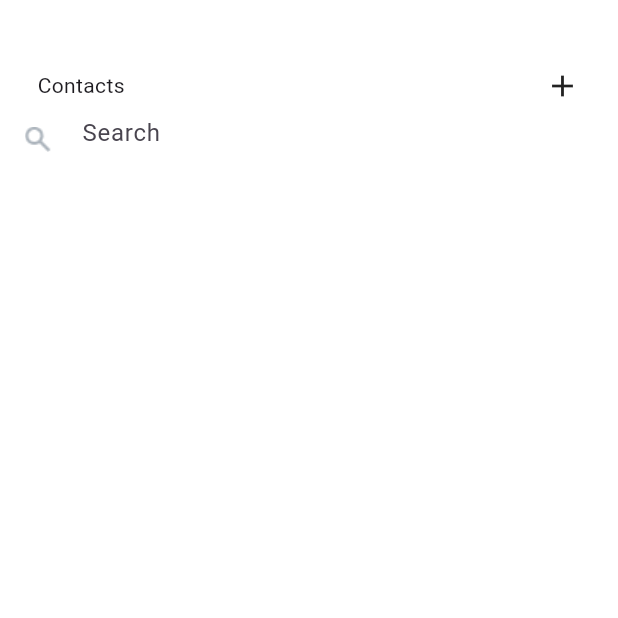
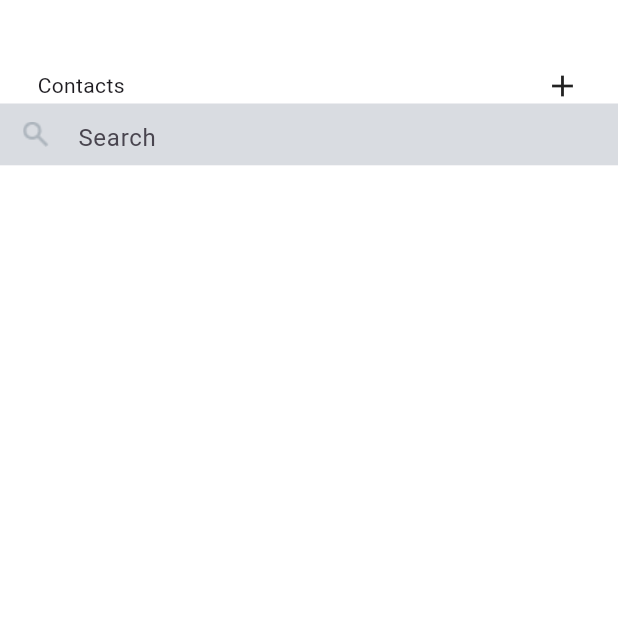
Before and after one commit to diilshadkt/chateo, a Flutter app: the contacts screen opened directly, on a phone screen of 412 x 824 dp, the top half of it. Run offline on Flutter 3.47's test engine with Material 3 defaults, Android fonts, the phone set to English and light mode, and no system bars; our stand-ins replace firebase_auth, firebase_core, flutter_hooks, flutter_riverpod, go_router, hooks_riverpod and 1 more; accounts and stored records are empty; generated files the repository leaves out were written again.

Commit message:
text field addedin sign up page

```diff
--- a/lib/core/widgets/textfield_widget.dart
+++ b/lib/core/widgets/textfield_widget.dart
@@ -1,17 +1,28 @@
+import 'package:chateo/core/themes/app_theme.dart';
 import 'package:flutter/material.dart';
 
 class TextfieldWidget extends StatelessWidget {
   final String? label;
   final Widget? icon;
-  const TextfieldWidget({super.key, this.label, this.icon,});
+  final String? hintText;
+  const TextfieldWidget({
+    super.key,
+    this.label,
+    this.icon,
+    this.hintText,
+  });
 
   @override
   Widget build(BuildContext context) {
-    return  TextField(
-      decoration: InputDecoration(
-          border: InputBorder.none,
-          hintText: label,
-          prefixIcon: icon),
+    final colors = AppTheme.of(context).colors;
+    final typography = AppTheme.of(context).typography;
+    return Container(
+      height: MediaQuery.sizeOf(context).height / 20,
+      color: colors.textInverse,
+      child: TextField(
+        decoration: InputDecoration(
+            border: InputBorder.none, hintText: label, prefixIcon: icon),
+      ),
     );
   }
 }
```
Also changed, not shown: lib/features/auth/view/pages/signup_page.dart (+14 -1 lines), lib/features/auth/view/widgets/textfield_widget.dart (+41 -42 lines).
